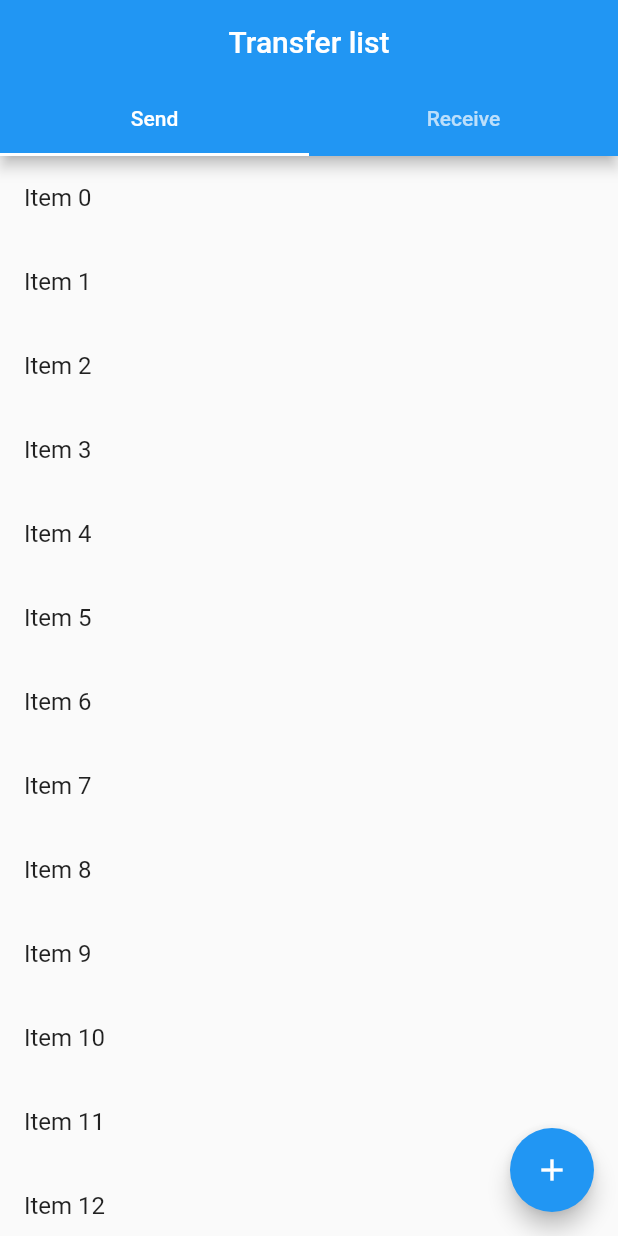
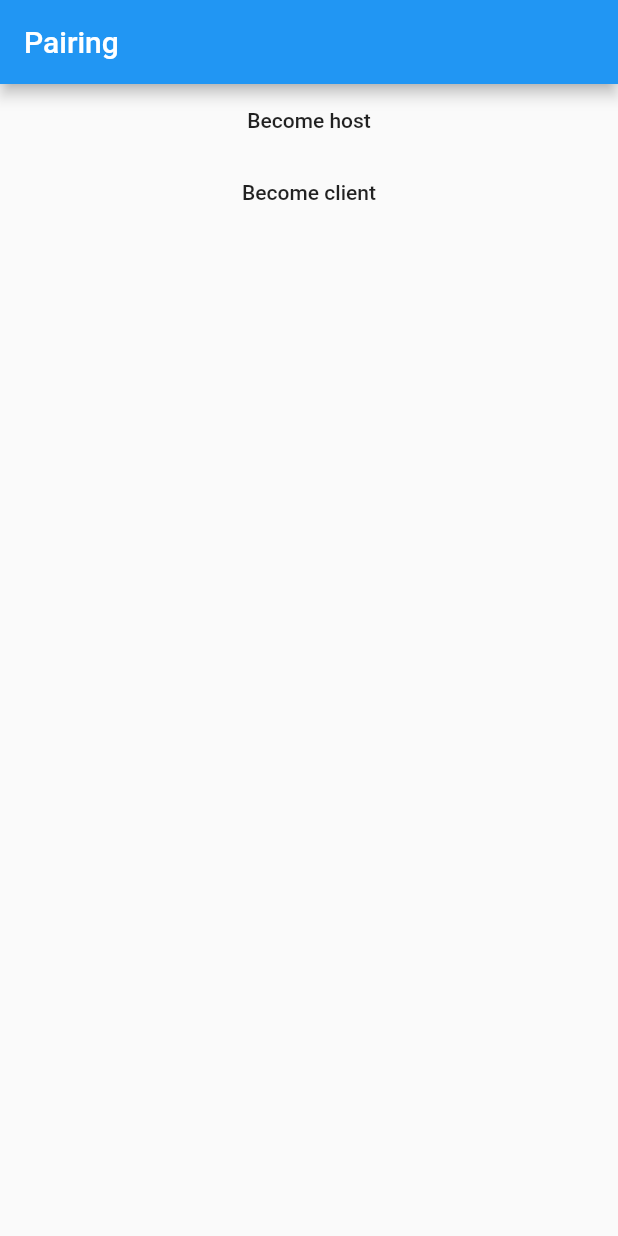
Before and after one commit to dungwinux/file_transfer, a Flutter app: the screen it shows after launch, on a phone screen of 412 x 824 dp. Run offline on Flutter 3.47's test engine with Material 2 defaults, Android fonts, the phone set to English and light mode, and no system bars; our stand-ins replace cross_file, qr_flutter, shelf, shelf_web_socket, universal_platform.

Commit message:
add: pairing UI

```diff
--- a/lib/control/connection.dart
+++ b/lib/control/connection.dart
@@ -1,11 +1,11 @@
 import 'dart:convert';
+import 'dart:math';
 import 'dart:typed_data';
 
 import 'package:cross_file/cross_file.dart';
 import 'package:path/path.dart' as path;
 import 'package:shelf/shelf_io.dart' as shelf_io;
 import 'package:shelf_web_socket/shelf_web_socket.dart';
-import 'package:web_socket_channel/status.dart' as status;
 import 'package:web_socket_channel/web_socket_channel.dart';
 
 class File extends FileView {
@@ -101,6 +101,7 @@ class TransferEvent {
 abstract class Connector {
   WebSocketChannel socket;
   // TODO: handle status
+  bool isReady = false;
   List<File> fileList = [];
   List<FileView> receiveList = [];
   Map<FileView, String> saveLocations = Map();
@@ -149,12 +150,14 @@ abstract class Connector {
 
   void close() async {
     socket.sink.close();
+    isReady = false;
   }
 }
 
 class ActiveConnector extends Connector {
+  int port = 10000 + Random.secure().nextInt(55536);
   String host = 'localhost';
-  final int port = 1234;
+  String get address => 'ws://${host}:${port}';
   ActiveConnector() {
     var handler = webSocketHandler((webSocket) {
       socket = webSocket;
@@ -162,8 +165,10 @@ class ActiveConnector extends Connector {
     });
 
     shelf_io.serve(handler, host, port).then((server) {
-      host = server.address.host;
-      print('Serving at ws://${server.address.address}:${server.port}');
+      host = server.address.address;
+      port = server.port;
+      print('Serving at $address');
+      isReady = true;
     });
   }
 }
@@ -172,5 +177,6 @@ class PassiveConnector extends Connector {
   PassiveConnector(String link) {
     socket = WebSocketChannel.connect(Uri.parse(link));
     subscribe();
+    isReady = true;
   }
 }
--- a/lib/main.dart
+++ b/lib/main.dart
@@ -1,4 +1,6 @@
 import 'package:flutter/material.dart';
+
+import 'view/pairing.dart' show Pairing;
 
 void main() {
   runApp(MyApp());
@@ -23,101 +25,7 @@ class MyApp extends StatelessWidget {
         // is not restarted.
         primarySwatch: Colors.blue,
       ),
-      home: MyHomePage(title: 'Transfer list'),
+      home: Pairing(),
     );
   }
 }
-
-class MyHomePage extends StatefulWidget {
-  MyHomePage({Key key, this.title}) : super(key: key);
-
-  // This widget is the home page of your application. It is stateful, meaning
-  // that it has a State object (defined below) that contains fields that affect
-  // how it looks.
-
-  // This class is the configuration for the state. It holds the values (in this
-  // case the title) provided by the parent (in this case the App widget) and
-  // used by the build method of the State. Fields in a Widget subclass are
-  // always marked "final".
-
-  final String title;
-
-  @override
-  _MyHomePageState createState() => _MyHomePageState();
-}
-
-class _MyHomePageState extends State<MyHomePage> {
-  int _counter = 0;
-  var items = List<String>.generate(10000, (i) => "Item $i");
-  int currentTab = 1;
-  void _incrementCounter() {
-    setState(() {
-      // This call to setState tells the Flutter framework that something has
-      // changed in this State, which causes it to rerun the build method below
-      // so that the display can reflect the updated values. If we changed
-      // _counter without calling setState(), then the build method would not be
-      // called again, and so nothing would appear to happen.
-      _counter++;
-    });
-  }
-
-  @override
-  Widget build(BuildContext context) {
-    return DefaultTabController(
-      length: 2,
-      child: Builder(builder: (BuildContext context) {
-        final TabController tabController = DefaultTabController.of(context);
-        tabController.addListener(() {
-          if (tabController.indexIsChanging) {
-            // Bad practice
-            // TODO: actually changing a certain state
-            setState(() {});
-          }
-        });
-        return Scaffold(
-          appBar: AppBar(
-            title: Text(widget.title),
-            centerTitle: true,
-            bottom: TabBar(
-              tabs: [
-                Tab(child: Text('Send')),
-                Tab(child: Text('Receive')),
-              ],
-            ),
-          ),
-          body: TabBarView(
-            children: [
-              ListView.builder(
-                itemCount: items.length,
-                itemBuilder: (context, index) {
-                  return ListTile(
-                    title: Text('${items[index]}'),
-                  );
-                },
-              ),
-              ListView.builder(
-                itemCount: items.length,
-                itemBuilder: (context, index) {
-                  return ListTile(
-                    title: Text('${items[index]}'),
-                  );
-                },
-              ),
-            ],
-          ),
-          floatingActionButton: (DefaultTabController.of(context).index == 0)
-              ? FloatingActionButton(
-                  onPressed: _incrementCounter,
-                  tooltip: 'Add',
-                  child: Icon(Icons.add),
-                )
-              : FloatingActionButton(
-                  onPressed: _incrementCounter,
-                  tooltip: 'Download',
-                  child: Icon(Icons.download_rounded),
-                ),
-        );
-      }),
-    );
-  }
-}
--- a/pubspec.yaml
+++ b/pubspec.yaml
@@ -35,6 +35,7 @@ dependencies:
   cross_file: ^0.1.0
   file_selector: ^0.7.0
   path: ^1.7.0
+  universal_platform: ^0.1.3
 
 dev_dependencies:
   flutter_test:
```
Also changed, not shown: lib/view/pairing.dart (added, +137 -0 lines), lib/view/transfer.dart (added, +86 -0 lines), pubspec.lock, 1 other file.
